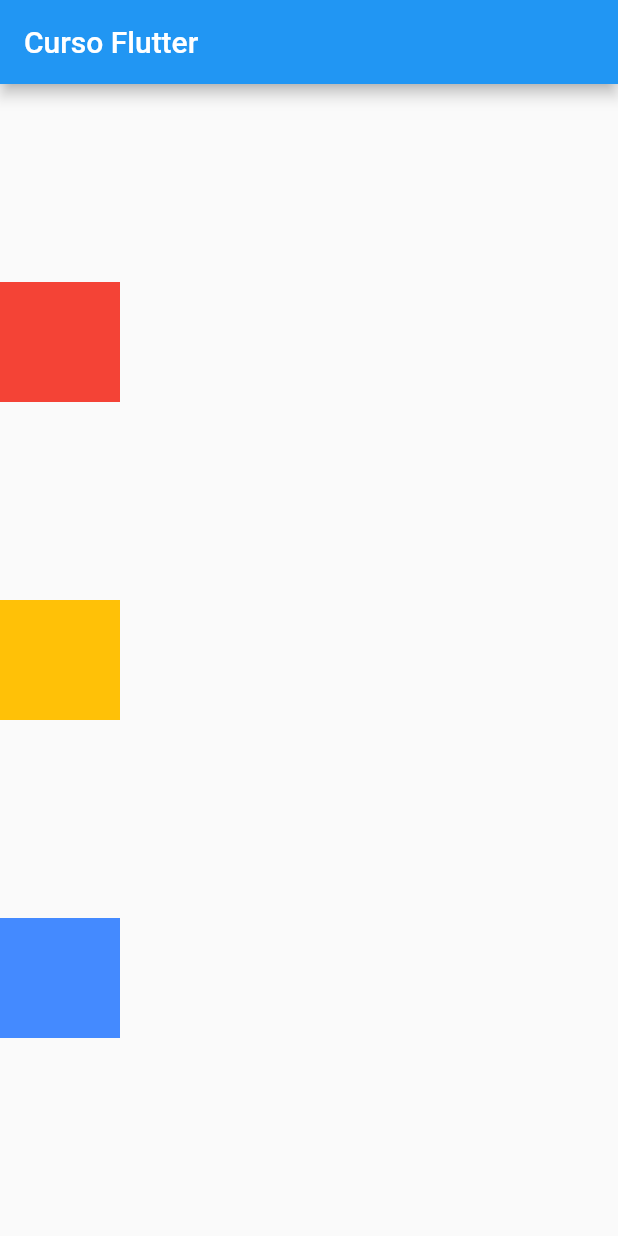
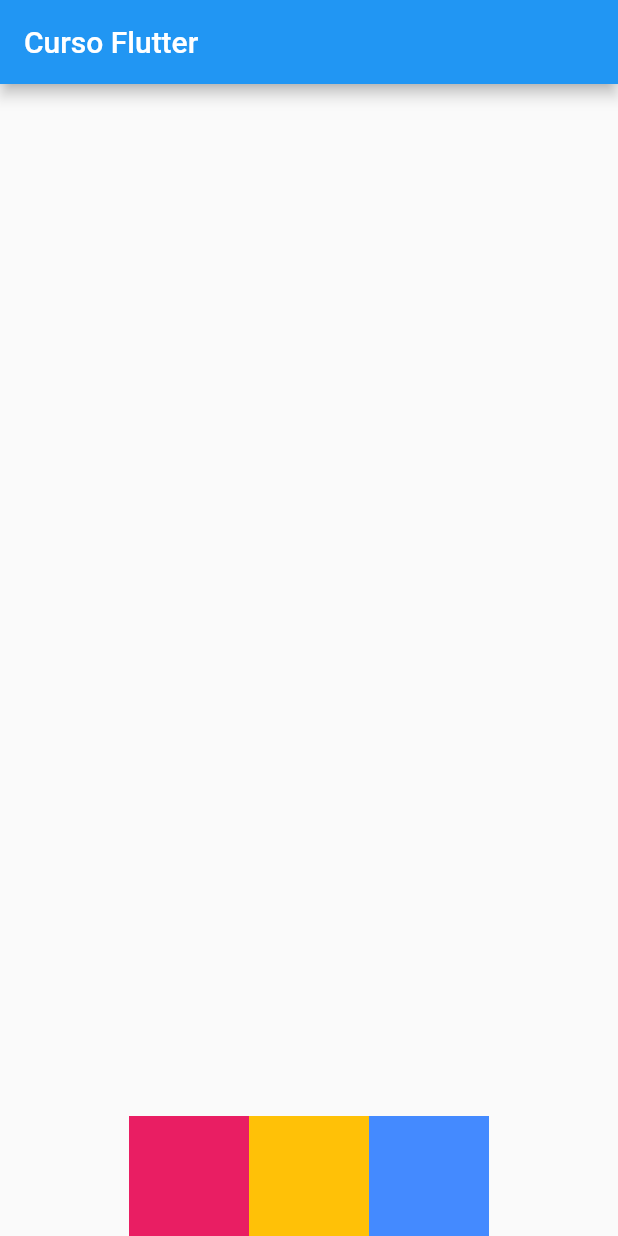
Before and after one commit to bmotadev/projeto-estudo-flutter, a Flutter app: the screen it shows after launch, on a phone screen of 412 x 824 dp. Run offline on Flutter 3.47's test engine with Material 2 defaults, Android fonts, the phone set to English and light mode, and no system bars.

Commit message:
:sparkles: feat: Columns e Rows - Utilizando Rows e suas propriedades.

```diff
--- a/lib/home_page.dart
+++ b/lib/home_page.dart
@@ -21,14 +21,15 @@ class _HomePageState extends State<HomePage> {
       ),
       body: SizedBox(
           width: double.infinity,
-          child: Column(
-            mainAxisAlignment: MainAxisAlignment.spaceEvenly,
-            crossAxisAlignment: CrossAxisAlignment.start,
+          height: double.infinity,
+          child: Row(
+            mainAxisAlignment: MainAxisAlignment.center,
+            crossAxisAlignment: CrossAxisAlignment.end,
             children: [
               Container(
                 width: 80,
                 height: 80,
-                color: Colors.red,
+                color: Colors.pink,
               ),
               Container(
                 width: 80,
```
